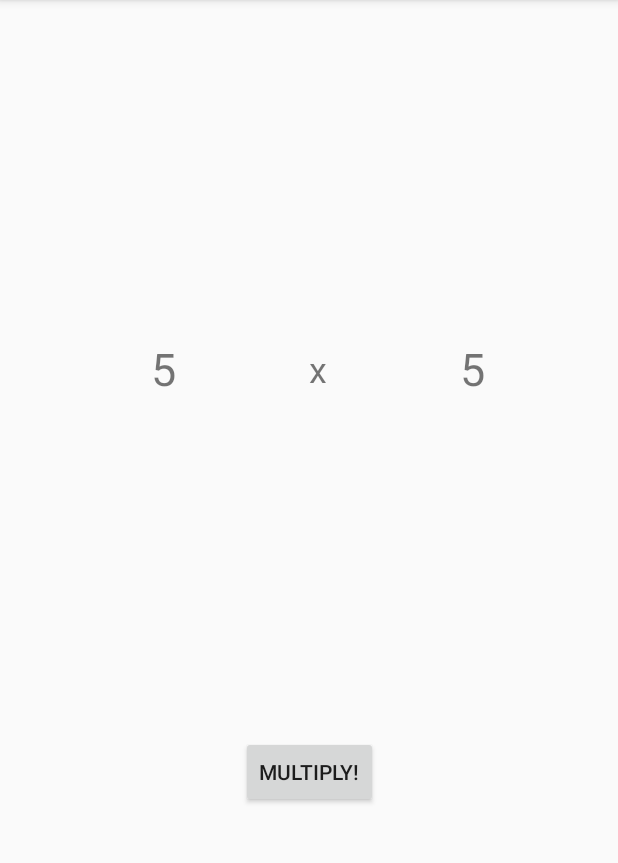
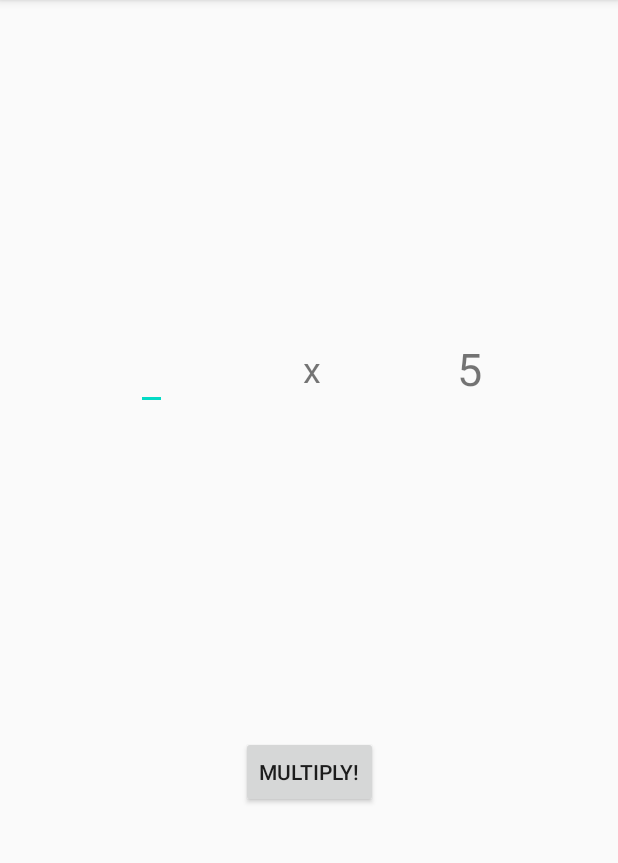
Before and after one commit to ChanBormey10Mao/W06-Multiples-Solutions, an Android app: the screen it shows after launch (MainActivity), on a phone screen of 412 x 824 dp, the part 84-947 px from its top. Run offline under Robolectric (Android 15) with nearby library versions, the phone set to English and light mode, and no system bars.

Commit message:
Added input and basic validation.

```diff
--- a/app/build.gradle
+++ b/app/build.gradle
@@ -30,6 +30,7 @@ dependencies {
     implementation 'androidx.core:core-ktx:1.3.1'
     implementation 'androidx.appcompat:appcompat:1.2.0'
     implementation 'androidx.constraintlayout:constraintlayout:2.0.1'
+    implementation 'com.google.android.material:material:1.2.1'
     testImplementation 'junit:junit:4.12'
     androidTestImplementation 'androidx.test.ext:junit:1.1.2'
     androidTestImplementation 'androidx.test.espresso:espresso-core:3.3.0'
--- a/app/src/main/java/au/edu/swin/sdmd/multiples_solutions/MainActivity.kt
+++ b/app/src/main/java/au/edu/swin/sdmd/multiples_solutions/MainActivity.kt
@@ -5,6 +5,8 @@ import androidx.appcompat.app.AppCompatActivity
 import android.os.Bundle
 import android.widget.Button
 import android.widget.TextView
+import com.google.android.material.textfield.TextInputEditText
+import com.google.android.material.textfield.TextInputLayout
 import kotlin.random.Random
 
 class MainActivity : AppCompatActivity() {
@@ -12,21 +14,26 @@ class MainActivity : AppCompatActivity() {
         super.onCreate(savedInstanceState)
         setContentView(R.layout.activity_main)
 
-        val factor1 = Random.nextInt(from = 1, until = 13)
+        //val factor1 = Random.nextInt(from = 1, until = 13)
         val factor2  = Random.nextInt(from = 1, until = 13)
-        val tvFactor1 = findViewById<TextView>(R.id.factor1)
+        val tvFactorLayout = findViewById<TextInputLayout>(R.id.tilFactor1)
+        val tvFactor1 = findViewById<TextInputEditText>(R.id.factor1)
         val tvFactor2 = findViewById<TextView>(R.id.factor2)
 
-        tvFactor1.text = factor1.toString()
+        //tvFactor1.text = factor1.toString()
         tvFactor2.text = factor2.toString()
 
         val multiply = findViewById<Button>(R.id.multiply)
         multiply.setOnClickListener {
-            val i = Intent(this, ResultActivity::class.java).apply {
-                putExtra("result", Result(factor1 * factor2))
+            val factor1 = tvFactor1.text.toString().toInt()
+            if (factor1 in 1..12) {
+                val i = Intent(this, ResultActivity::class.java).apply {
+                    putExtra("result", Result(factor1 * factor2))
+                }
+                startActivity(i)
+            } else {
+                tvFactor1.error = "Value must be between 1-12"
             }
-            startActivity(i)
-
         }
 
 
--- a/app/src/main/res/layout/activity_main.xml
+++ b/app/src/main/res/layout/activity_main.xml
@@ -6,15 +6,21 @@
     android:layout_height="match_parent"
     tools:context=".MainActivity">
 
-    <TextView
-        android:id="@+id/factor1"
+    <com.google.android.material.textfield.TextInputLayout
+        android:id="@+id/tilFactor1"
         android:layout_width="wrap_content"
         android:layout_height="wrap_content"
-        android:textSize="30sp"
-        app:layout_constraintBottom_toTopOf="@id/multiply"
-        app:layout_constraintLeft_toLeftOf="parent"
-        app:layout_constraintRight_toRightOf="@id/times"
-        app:layout_constraintTop_toTopOf="parent" />
+        app:layout_constraintBottom_toTopOf="@+id/multiply"
+        app:layout_constraintEnd_toStartOf="@id/times"
+        app:layout_constraintStart_toStartOf="parent"
+        app:layout_constraintTop_toTopOf="parent">
+
+        <com.google.android.material.textfield.TextInputEditText
+            android:id="@+id/factor1"
+            android:layout_width="match_parent"
+            android:layout_height="wrap_content"
+            android:hint="hint" />
+    </com.google.android.material.textfield.TextInputLayout>
 
     <TextView
         android:id="@+id/times"
@@ -23,7 +29,7 @@
         android:text="x"
         android:textSize="24sp"
         app:layout_constraintBottom_toTopOf="@id/multiply"
-        app:layout_constraintLeft_toRightOf="@id/factor1"
+        app:layout_constraintLeft_toRightOf="@id/tilFactor1"
         app:layout_constraintRight_toLeftOf="@id/factor2"
         app:layout_constraintTop_toTopOf="parent" />
 
```
